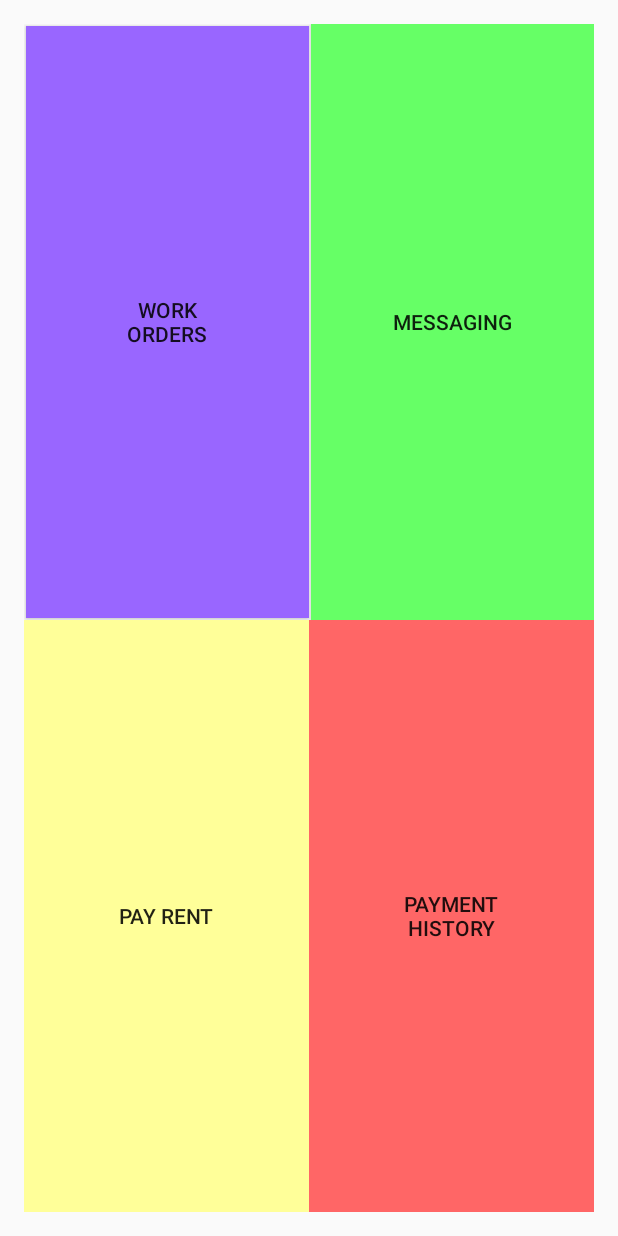
After one commit to Jessewparker/At-Ease, an Android app: the MainTenantActivity screen opened directly, with no data from a screen before it, on a phone screen of 412 x 824 dp. The commit adds this screen. Run offline under Robolectric (Android 15) with nearby library versions, the phone set to English and light mode, and no system bars.

Commit message:
started the new main page and the new mainTenantActivity

```diff
--- a/app/src/main/java/com/atease/at_ease/ListUsersActivity.java
+++ b/app/src/main/java/com/atease/at_ease/ListUsersActivity.java
@@ -52,7 +52,7 @@ public class ListUsersActivity extends Activity {
             public void onClick(View view) {
                 stopService(new Intent(getApplicationContext(), MessageService.class));
                 ParseUser.logOut();
-                Intent intent = new Intent(ListUsersActivity.this, MainActivity.class);
+                Intent intent = new Intent(ListUsersActivity.this, NewMainActivity.class);
                 startActivity(intent);
             }
         });
--- /dev/null
+++ b/app/src/main/java/com/atease/at_ease/MainTenantActivity.java
@@ -0,0 +1,87 @@
+package com.atease.at_ease;
+
+import android.content.Intent;
+import android.support.v7.app.AppCompatActivity;
+import android.os.Bundle;
+import android.view.Menu;
+import android.view.MenuItem;
+import android.view.View;
+import android.widget.Button;
+
+public class MainTenantActivity extends AppCompatActivity {
+
+    Button btnWorkOrder;
+    Button btnPayRent;
+    Button btnPaymentHistory;
+    Button btnMessaging;
+
+    @Override
+    protected void onCreate(Bundle savedInstanceState) {
+        super.onCreate(savedInstanceState);
+        setContentView(R.layout.activity_main_tenant);
+
+        btnWorkOrder = (Button) findViewById(R.id.btnWorkOrder);
+        btnPayRent = (Button) findViewById(R.id.btnPayRent);
+        btnPaymentHistory = (Button) findViewById(R.id.btnPaymentHistory);
+        btnMessaging = (Button) findViewById(R.id.btnMessaging);
+
+        btnWorkOrder.setOnClickListener(new View.OnClickListener() {
+            @Override
+            public void onClick(View v) {
+                Intent intent = new Intent(MainTenantActivity.this, WorkOrderInboxActivity.class);
+                startActivity(intent);
+            }
+        });
+
+        btnPayRent.setOnClickListener(new View.OnClickListener() {
+            @Override
+            public void onClick(View v) {
+                Intent intent = new Intent(MainTenantActivity.this, RentPayActivity.class);
+                startActivity(intent);
+            }
+        });
+
+        btnPaymentHistory.setOnClickListener(new View.OnClickListener() {
+            @Override
+            public void onClick(View v) {
+                Intent intent = new Intent(MainTenantActivity.this, PaymentHistoryActivity.class);
+                startActivity(intent);
+            }
+        });
+
+        btnMessaging.setOnClickListener(new View.OnClickListener() {
+            @Override
+            public void onClick(View v) {
+                Intent intent = new Intent(MainTenantActivity.this, ListUsersActivity.class);
+               // Intent serviceIntent = new Intent(getApplicationContext(), MessageService.class);
+
+                //startService(serviceIntent);
+                startActivity(intent);
+
+            }
+        });
+
+    }
+
+    @Override
+    public boolean onCreateOptionsMenu(Menu menu) {
+        // Inflate the menu; this adds items to the action bar if it is present.
+        getMenuInflater().inflate(R.menu.menu_main, menu);
+        return true;
+    }
+
+    @Override
+    public boolean onOptionsItemSelected(MenuItem item) {
+        // Handle action bar item clicks here. The action bar will
+        // automatically handle clicks on the Home/Up button, so long
+        // as you specify a parent activity in AndroidManifest.xml.
+        int id = item.getItemId();
+
+        //noinspection SimplifiableIfStatement
+        if (id == R.id.action_settings) {
+            return true;
+        }
+
+        return super.onOptionsItemSelected(item);
+    }
+}
--- a/app/src/main/java/com/atease/at_ease/MessageService.java
+++ b/app/src/main/java/com/atease/at_ease/MessageService.java
@@ -73,6 +73,7 @@ public class MessageService extends Service implements SinchClientListener {
 
     @Override
     public void onClientStarted(SinchClient client) {
+        Log.d(TAG,"client started successfully");
         broadcastIntent.putExtra("success", true);
         broadcaster.sendBroadcast(broadcastIntent);
 
--- a/app/src/main/res/layout/activity_main.xml
+++ b/app/src/main/res/layout/activity_main.xml
@@ -164,8 +164,6 @@
             android:id="@+id/logoutButton"
             android:gravity="center_vertical|center_horizontal"
             android:background="@color/secondary"
-
-
             android:textColor="@color/primary"
             android:layout_gravity="center_horizontal"
             android:layout_above="@+id/signin"
--- /dev/null
+++ b/app/src/main/res/layout/activity_main_tenant.xml
@@ -0,0 +1,71 @@
+<LinearLayout xmlns:android="http://schemas.android.com/apk/res/android"
+    xmlns:tools="http://schemas.android.com/tools" android:layout_width="match_parent"
+    android:layout_height="match_parent" android:paddingLeft="@dimen/activity_horizontal_margin"
+    android:paddingRight="@dimen/activity_horizontal_margin"
+    android:paddingTop="@dimen/activity_vertical_margin"
+    android:paddingBottom="@dimen/activity_vertical_margin"
+    android:orientation="vertical"
+    android:weightSum="2"
+    tools:context="com.atease.at_ease.MainTenantActivity">
+
+
+    <LinearLayout
+        android:orientation="horizontal"
+        android:layout_width="match_parent"
+        android:weightSum="2"
+        android:layout_weight="1"
+        android:layout_height="wrap_content"
+        android:layout_margin="0dp"
+        android:padding="0dp">
+
+
+        <Button
+            android:layout_width="wrap_content"
+            android:layout_height="match_parent"
+            android:text="Work\nOrders"
+            android:id="@+id/btnWorkOrder"
+            android:layout_weight="1"
+            android:padding="1dp"
+            android:layout_margin="1dp"
+            android:background="#9966ff" />
+
+        <Button
+            android:layout_width="wrap_content"
+            android:layout_height="match_parent"
+            android:text="Messaging"
+            android:id="@+id/btnMessaging"
+            android:layout_weight="1"
+            android:padding="1dp"
+            android:layout_margin="0dp"
+            android:background="#66ff66" />
+    </LinearLayout>
+
+    <LinearLayout
+        android:orientation="horizontal"
+        android:layout_width="match_parent"
+        android:layout_height="wrap_content"
+        android:weightSum="2"
+        android:layout_weight="1"
+        >
+
+        <Button
+            android:layout_width="wrap_content"
+            android:layout_height="match_parent"
+            android:text="Pay Rent"
+            android:id="@+id/btnPayRent"
+            android:layout_weight="1"
+            android:padding="0dp"
+            android:background="#ffff99" />
+
+        <Button
+            android:layout_width="wrap_content"
+            android:layout_height="match_parent"
+            android:text="Payment\nHistory"
+            android:id="@+id/btnPaymentHistory"
+            android:layout_weight="1"
+            android:singleLine="false"
+            android:allowUndo="true"
+            android:padding="1dp"
+            android:background="#ff6666" />
+    </LinearLayout>
+</LinearLayout>
--- a/app/src/main/res/menu/menu_main.xml
+++ b/app/src/main/res/menu/menu_main.xml
@@ -1,7 +1,7 @@
 <menu xmlns:android="http://schemas.android.com/apk/res/android"
     xmlns:app="http://schemas.android.com/apk/res-auto"
     xmlns:tools="http://schemas.android.com/tools"
-    tools:context="com.atease.at_ease.ManagerSettingsActivity">
+    tools:context="com.atease.at_ease.MainTenantActivity">
     <item android:id="@+id/action_settings" android:title="@string/action_settings"
         android:orderInCategory="100" app:showAsAction="never" />
 </menu>
--- a/app/src/main/res/values/strings.xml
+++ b/app/src/main/res/values/strings.xml
@@ -103,4 +103,6 @@
         <item>2030</item>
     </string-array>
     <string name="title_activity_manager_settings">ManagerSettingsActivity</string>
+    <string name="title_activity_new_main">NewMainActivity</string>
+    <string name="title_activity_main_tenant">MainTenantActivity</string>
 </resources>
```
Also changed, not shown: app/src/main/AndroidManifest.xml (+15 -11 lines), app/src/main/java/com/atease/at_ease/NewMainActivity.java (added, +216 -0 lines), app/src/main/res/layout/activity_new_main.xml (added, +59 -0 lines).
